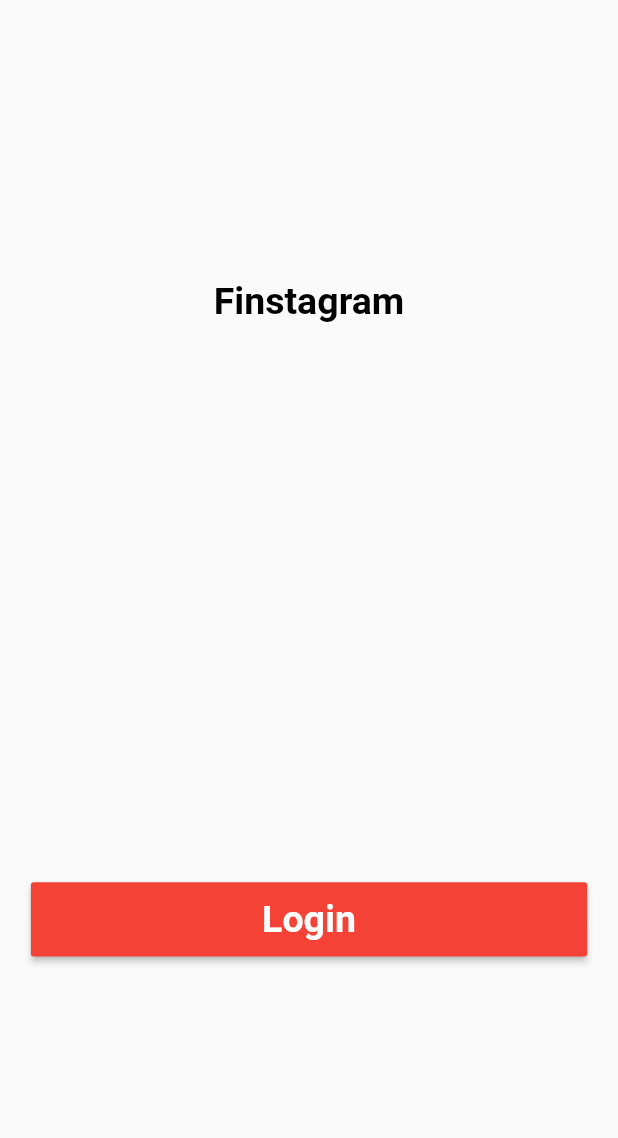
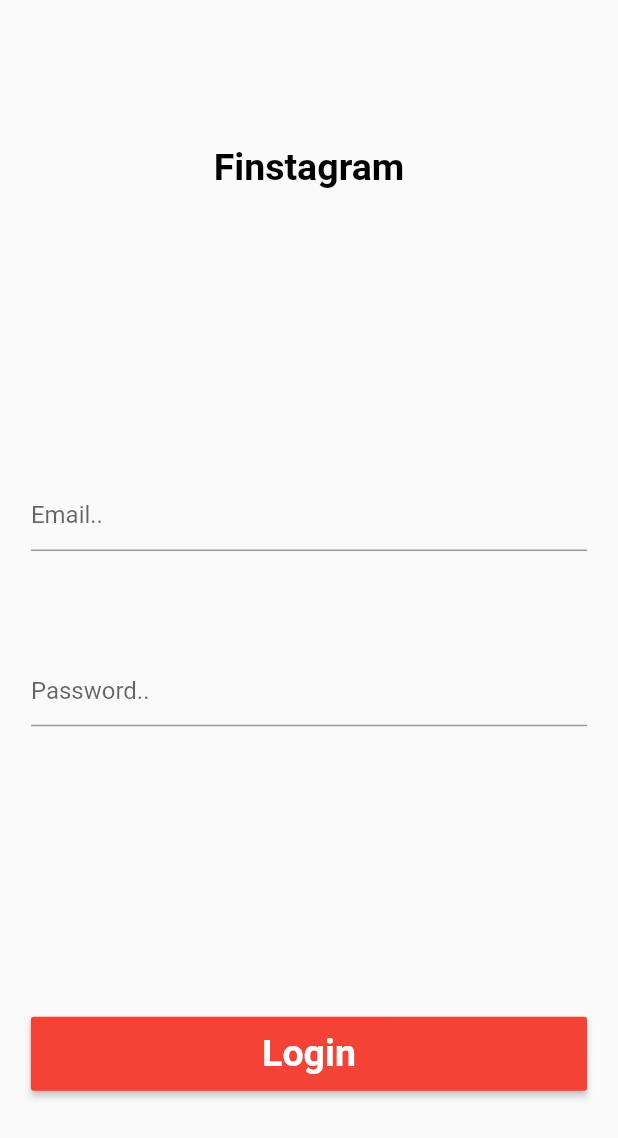
Before and after one commit to moman13/finstagram, a Flutter app: the screen it shows after launch, on a phone screen of 412 x 824 dp. Shown: the top 1138 px of the screen. Run offline on Flutter 3.47's test engine with Material 2 defaults, Android fonts, the phone set to English and light mode, and no system bars.

Commit message:
add login page

```diff
--- a/lib/pages/login_page.dart
+++ b/lib/pages/login_page.dart
@@ -9,6 +9,9 @@ class LoginPage extends StatefulWidget {
 
 class _LoginPageState extends State<LoginPage> {
   double? _deviceHeight, _deviceWidth;
+  final GlobalKey<FormState> _loginFormKey = GlobalKey<FormState>();
+  String? email;
+  String? password;
   @override
   Widget build(BuildContext context) {
     _deviceHeight = MediaQuery.of(context).size.height;
@@ -22,12 +25,55 @@ class _LoginPageState extends State<LoginPage> {
               mainAxisAlignment: MainAxisAlignment.spaceAround,
               mainAxisSize: MainAxisSize.max,
               crossAxisAlignment: CrossAxisAlignment.center,
-              children: [_titleWidget(), _buttonWidget()],
+              children: [_titleWidget(), _loginForm(), _buttonWidget()],
             ),
           ),
         ),
       ),
     );
+  }
+
+  Widget _loginForm() {
+    return Container(
+      height: _deviceHeight! * 0.20,
+      child: Form(
+          key: _loginFormKey,
+          child: Column(
+            mainAxisAlignment: MainAxisAlignment.spaceBetween,
+            mainAxisSize: MainAxisSize.max,
+            crossAxisAlignment: CrossAxisAlignment.center,
+            children: [_emailTextField(), _passwordTextField()],
+          )),
+    );
+  }
+
+  Widget _emailTextField() {
+    return TextFormField(
+      decoration: const InputDecoration(hintText: "Email.."),
+      onSaved: (_value) {
+        setState(() {
+          email = _value;
+        });
+      },
+      validator: (_value) {
+        bool _result = _value!.contains(RegExp(
+            r"^[a-zA-Z0-9.a-zA-Z0-9.!#$%&'*+-/=?^_`{|}~]+@[a-zA-Z0-9]+\.[a-zA-Z]+"));
+        _result ? null : "Please Enter email";
+      },
+    );
+  }
+
+  Widget _passwordTextField() {
+    return TextFormField(
+        obscureText: true,
+        decoration: const InputDecoration(hintText: "Password.."),
+        onSaved: (_value) {
+          setState(() {
+            password = _value;
+          });
+        },
+        validator: (_value) =>
+            _value!.length > 6 ? null : "Please Enter Password ");
   }
 
   Widget _titleWidget() {
```
